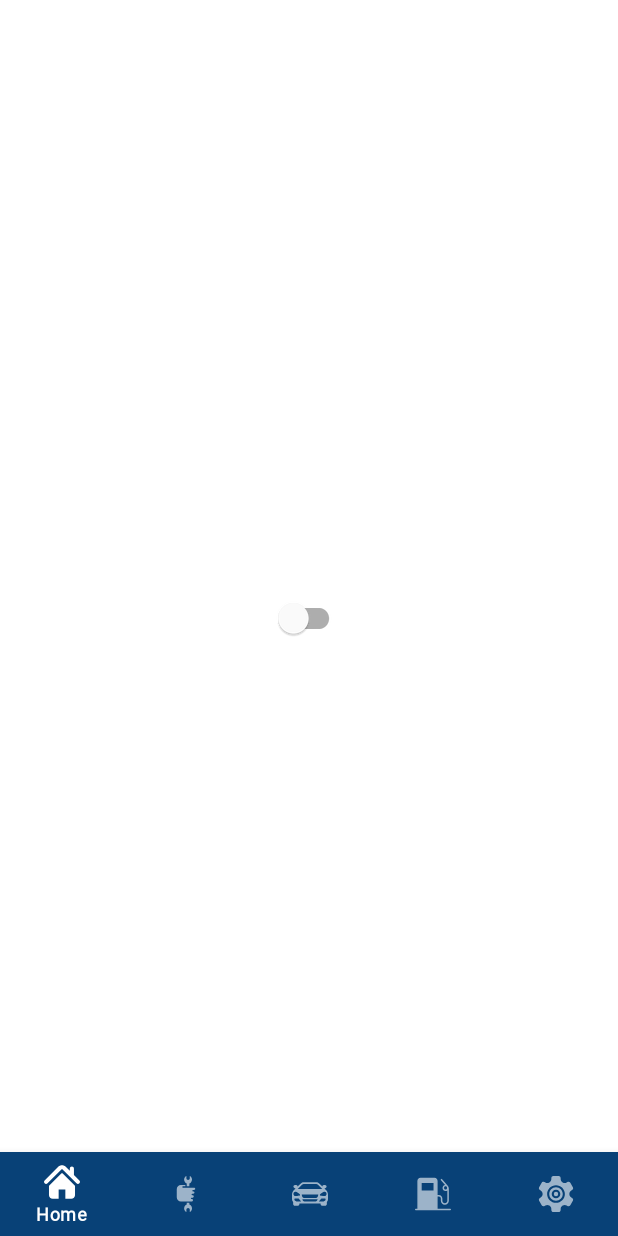
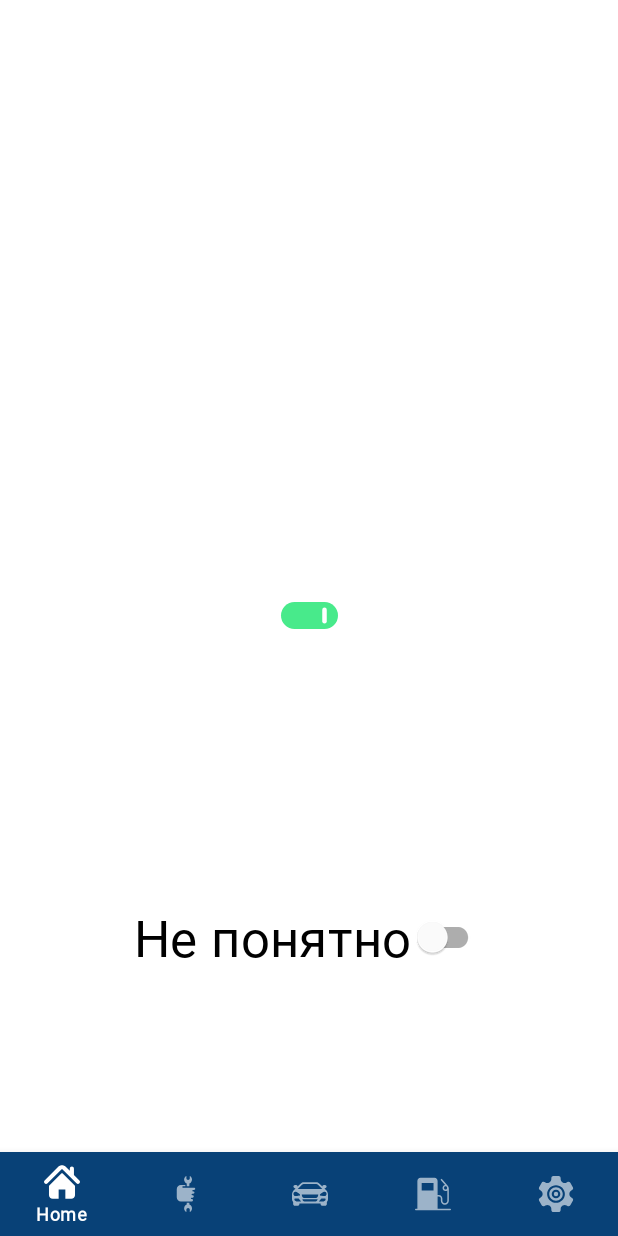
Before and after one commit to muramrr/MeDriver, an Android app: the screen it shows after launch (MainActivity), on a phone screen of 412 x 824 dp. Run offline under Robolectric (Android 15) with nearby library versions, the phone set to English and light mode, and no system bars; our stand-ins replace Dagger/Hilt's generated code, data binding; 1 statement that could not run was skipped.

Commit message:
added custom Switcher.kt

```diff
--- a/app/src/main/java/com/mmdev/me/driver/presentation/MainActivity.kt
+++ b/app/src/main/java/com/mmdev/me/driver/presentation/MainActivity.kt
@@ -1,7 +1,7 @@
 /*
  * Created by Andrii Kovalchuk
  * Copyright (c) 2020. All rights reserved.
- * Last modified 27.07.20 20:38
+ * Last modified 28.07.20 21:05
  *
  * This Source Code Form is subject to the terms of the Mozilla Public
  * License, v. 2.0. If a copy of the MPL was not distributed with this
@@ -37,7 +37,7 @@ class MainActivity: AppCompatActivity() {
 		val binding = ActivityMainBinding.inflate(layoutInflater)
 		setContentView(binding.root)
 
-		binding.switcher.setOnCheckedChangeListener { _, b ->
+		binding.switcher.setOnCheckedChangeListener { b ->
 			if (b) ThemeHelper.applyTheme(ThemeHelper.ThemeMode.DARK_MODE)
 			else ThemeHelper.applyTheme(ThemeHelper.ThemeMode.LIGHT_MODE)
 		}
--- /dev/null
+++ b/app/src/main/java/com/mmdev/me/driver/presentation/ui/custom/components/Switcher.kt
@@ -0,0 +1,353 @@
+/*
+ * Created by Andrii Kovalchuk
+ * Copyright (c) 2020. All rights reserved.
+ * Last modified 28.07.20 21:01
+ *
+ * This Source Code Form is subject to the terms of the Mozilla Public
+ * License, v. 2.0. If a copy of the MPL was not distributed with this
+ * file, You can obtain one at https://mozilla.org/MPL/2.0/.
+ */
+
+package com.mmdev.me.driver.presentation.ui.custom.components
+
+import android.animation.AnimatorSet
+import android.animation.ArgbEvaluator
+import android.animation.ValueAnimator
+import android.content.Context
+import android.graphics.Canvas
+import android.graphics.Color
+import android.graphics.Paint
+import android.graphics.RectF
+import android.os.Bundle
+import android.os.Parcelable
+import android.util.AttributeSet
+import android.view.View
+import androidx.annotation.ColorInt
+import androidx.core.animation.doOnEnd
+import androidx.core.animation.doOnStart
+import androidx.core.graphics.withTranslation
+import com.mmdev.me.driver.R
+import com.mmdev.me.driver.presentation.ui.custom.components.switcher.BounceInterpolator
+import com.mmdev.me.driver.presentation.utils.lerp
+
+/**
+ *
+ */
+
+class Switcher @JvmOverloads constructor(context: Context, attrs: AttributeSet? = null,
+                                         defStyleAttr: Int = 0) : View(context, attrs, defStyleAttr) {
+
+	companion object {
+		private const val SWITCHER_ANIMATION_DURATION = 800L
+		private const val COLOR_ANIMATION_DURATION = 300L
+		private const val TRANSLATE_ANIMATION_DURATION = 200L
+		private const val ON_CLICK_RADIUS_OFFSET = 2f
+		private const val BOUNCE_ANIM_AMPLITUDE_IN = 0.2
+		private const val BOUNCE_ANIM_AMPLITUDE_OUT = 0.15
+		private const val BOUNCE_ANIM_FREQUENCY_IN = 14.5
+		private const val BOUNCE_ANIM_FREQUENCY_OUT = 12.0
+
+		private const val STATE = "switch_state"
+		private const val KEY_CHECKED = "checked"
+	}
+
+
+	private var iconRadius = 0f
+	private var iconClipRadius = 0f
+	private var iconCollapsedWidth = 0f
+	private var defHeight = 0
+	private var defWidth = 0
+	private var isChecked = true
+
+
+	@ColorInt
+	private var onColor = 0
+	@ColorInt
+	private var offColor = 0
+	@ColorInt
+	private var iconColor = 0
+
+	private val switcherPaint = Paint(Paint.ANTI_ALIAS_FLAG)
+
+	private val iconRect = RectF(0f, 0f, 0f, 0f)
+	private val iconClipRect = RectF(0f, 0f, 0f, 0f)
+	private val iconPaint = Paint(Paint.ANTI_ALIAS_FLAG)
+
+	private val iconClipPaint = Paint(Paint.ANTI_ALIAS_FLAG)
+
+	private var animatorSet: AnimatorSet? = AnimatorSet()
+
+	private var shadowOffset = 0f
+
+	@ColorInt
+	private var currentColor = 0
+		set(value) {
+			field = value
+			switcherPaint.color = value
+			iconClipPaint.color = value
+		}
+
+	private var switchElevation = 0f
+	private var iconHeight = 0f
+
+	private var iconProgress = 0f
+		set(value) {
+			if (field != value) {
+				field = value
+
+				val iconOffset = lerp(0f, iconRadius - iconCollapsedWidth / 2, value)
+				iconRect.left = width - switcherCornerRadius - iconCollapsedWidth / 2 - iconOffset
+				iconRect.right = width - switcherCornerRadius + iconCollapsedWidth / 2 + iconOffset
+
+				val clipOffset = lerp(0f, iconClipRadius, value)
+				iconClipRect.set(
+						iconRect.centerX() - clipOffset,
+						iconRect.centerY() - clipOffset,
+						iconRect.centerX() + clipOffset,
+						iconRect.centerY() + clipOffset
+				)
+				postInvalidateOnAnimation()
+			}
+		}
+
+	private val switcherRect = RectF(0f, 0f, 0f, 0f)
+	private var switcherCornerRadius = 0f
+
+	private var iconTranslateX = 0f
+
+	private var onClickOffset = 0f
+		set(value) {
+			field = value
+			switcherRect.left = value + shadowOffset
+			switcherRect.top = value + shadowOffset / 2
+			switcherRect.right = width.toFloat() - value - shadowOffset
+			switcherRect.bottom = height.toFloat() - value - shadowOffset - shadowOffset / 2
+			invalidate()
+		}
+
+
+
+
+	init {
+		attrs?.let { retrieveAttributes(attrs, defStyleAttr) }
+		setOnClickListener { setChecked(!isChecked) }
+	}
+
+	private fun retrieveAttributes(attrs: AttributeSet, defStyleAttr: Int) {
+		val typedArray = context.obtainStyledAttributes(
+				attrs,
+				R.styleable.Switcher,
+				defStyleAttr,
+				R.style.Switcher
+		)
+
+		switchElevation = typedArray.getDimension(R.styleable.Switcher_elevation, 0f)
+
+		onColor = typedArray.getColor(R.styleable.Switcher_switcher_on_color,
+		                              Color.parseColor("#48ea8b"))
+
+		offColor = typedArray.getColor(R.styleable.Switcher_switcher_off_color,
+		                               Color.parseColor("#ff4651"))
+
+		iconColor = typedArray.getColor(R.styleable.Switcher_switcher_icon_color, Color.WHITE)
+
+		isChecked = typedArray.getBoolean(R.styleable.Switcher_android_checked, true)
+
+		if (!isChecked) iconProgress = 1f
+
+		currentColor = if (isChecked) onColor else offColor
+
+		iconPaint.color = iconColor
+
+		defHeight = typedArray.getDimensionPixelOffset(R.styleable.Switcher_switcher_height, 0)
+		defWidth = typedArray.getDimensionPixelOffset(R.styleable.Switcher_switcher_width, 0)
+
+		typedArray.recycle()
+
+	}
+
+	override fun onMeasure(widthMeasureSpec: Int, heightMeasureSpec: Int) {
+		val widthMode = MeasureSpec.getMode(widthMeasureSpec)
+		var width = MeasureSpec.getSize(widthMeasureSpec)
+		val heightMode = MeasureSpec.getMode(heightMeasureSpec)
+		var height = MeasureSpec.getSize(heightMeasureSpec)
+
+		if (widthMode != MeasureSpec.EXACTLY || heightMode != MeasureSpec.EXACTLY) {
+			width = defWidth
+			height = defHeight
+		}
+
+		setMeasuredDimension(width, height)
+	}
+
+	override fun onSizeChanged(w: Int, h: Int, oldw: Int, oldh: Int) {
+
+		shadowOffset = switchElevation
+		iconTranslateX = -shadowOffset
+		switcherRect.left = shadowOffset
+		switcherRect.top = shadowOffset / 2
+		switcherRect.right = width.toFloat() - shadowOffset
+		switcherRect.bottom = height.toFloat() - shadowOffset - shadowOffset / 2
+
+		switcherCornerRadius = (height - shadowOffset * 2) / 2f
+
+		iconRadius = switcherCornerRadius * 0.6f
+		iconClipRadius = iconRadius / 2.25f
+		iconCollapsedWidth = iconRadius - iconClipRadius
+
+		iconHeight = iconRadius * 2f
+
+		iconRect.set(
+				width - switcherCornerRadius - iconCollapsedWidth / 2,
+				((height - iconHeight) / 2f) - shadowOffset / 2,
+				width - switcherCornerRadius + iconCollapsedWidth / 2,
+				(height - (height - iconHeight) / 2f) - shadowOffset / 2
+		)
+
+		if (!isChecked) {
+			iconRect.left =
+				width - switcherCornerRadius - iconCollapsedWidth / 2 - (iconRadius - iconCollapsedWidth / 2)
+			iconRect.right =
+				width - switcherCornerRadius + iconCollapsedWidth / 2 + (iconRadius - iconCollapsedWidth / 2)
+
+			iconClipRect.set(
+					iconRect.centerX() - iconClipRadius,
+					iconRect.centerY() - iconClipRadius,
+					iconRect.centerX() + iconClipRadius,
+					iconRect.centerY() + iconClipRadius
+			)
+
+			iconTranslateX = -(width - shadowOffset - switcherCornerRadius * 2)
+		}
+
+	}
+
+	override fun onDraw(canvas: Canvas?) {
+		// switcher
+		canvas?.drawRoundRect(switcherRect, switcherCornerRadius, switcherCornerRadius, switcherPaint)
+
+		// icon
+		canvas?.withTranslation(x = iconTranslateX) {
+			drawRoundRect(iconRect, switcherCornerRadius, switcherCornerRadius, iconPaint)
+			/* don't draw clip path if icon is collapsed (to prevent drawing small circle
+			on rounded rect when switch is isChecked)*/
+			if (iconClipRect.width() > iconCollapsedWidth)
+				drawRoundRect(iconClipRect, iconRadius, iconRadius, iconClipPaint)
+		}
+	}
+
+	private fun animateSwitch() {
+		animatorSet?.cancel()
+		animatorSet = AnimatorSet()
+
+		onClickOffset = ON_CLICK_RADIUS_OFFSET
+
+		var amplitude = BOUNCE_ANIM_AMPLITUDE_IN
+		var frequency = BOUNCE_ANIM_FREQUENCY_IN
+		var iconTranslateA = 0f
+		var iconTranslateB = -(width - shadowOffset - switcherCornerRadius * 2)
+		var newProgress = 1f
+
+		if (isChecked) {
+			amplitude = BOUNCE_ANIM_AMPLITUDE_OUT
+			frequency = BOUNCE_ANIM_FREQUENCY_OUT
+			iconTranslateA = iconTranslateB
+			iconTranslateB = -shadowOffset
+			newProgress = 0f
+		}
+
+		val switcherAnimator = ValueAnimator.ofFloat(iconProgress, newProgress).apply {
+			addUpdateListener { iconProgress = it.animatedValue as Float }
+			interpolator = BounceInterpolator(amplitude, frequency)
+			duration = SWITCHER_ANIMATION_DURATION
+		}
+
+		val translateAnimator = ValueAnimator.ofFloat(0f, 1f).apply {
+			addUpdateListener {
+				val value = it.animatedValue as Float
+				iconTranslateX = lerp(iconTranslateA, iconTranslateB, value)
+			}
+			doOnEnd { onClickOffset = 0f }
+			duration = TRANSLATE_ANIMATION_DURATION
+		}
+
+		val toColor = if (isChecked) onColor else offColor
+
+		iconClipPaint.color = toColor
+
+		val colorAnimator = ValueAnimator().apply {
+			addUpdateListener { currentColor = it.animatedValue as Int }
+			setIntValues(currentColor, toColor)
+			setEvaluator(ArgbEvaluator())
+			duration = COLOR_ANIMATION_DURATION
+		}
+
+		animatorSet?.apply {
+			doOnStart { listener?.invoke(isChecked) }
+			playTogether(switcherAnimator, translateAnimator, colorAnimator)
+			start()
+		}
+	}
+
+	private var listener: ((isChecked: Boolean) -> Unit)? = null
+
+	/**
+	 * Register a callback to be invoked when the isChecked state of this switch
+	 * changes.
+	 *
+	 * @param listener the callback to call on isChecked state change
+	 */
+	fun setOnCheckedChangeListener(listener: (isChecked: Boolean) -> Unit) {
+		this.listener = listener
+	}
+
+	/**
+	 * <p>Changes the isChecked state of this switch.</p>
+	 *
+	 * @param checked true to check the switch, false to uncheck it
+	 * @param withAnimation use animation
+	 */
+	private fun setChecked(checked: Boolean, withAnimation: Boolean = true) {
+		if (this.isChecked != checked) {
+			this.isChecked = checked
+			if (withAnimation && width != 0) {
+				animateSwitch()
+			} else {
+				animatorSet?.cancel()
+				if (!checked) {
+					currentColor = offColor
+					iconProgress = 1f
+					iconTranslateX = -(width - shadowOffset - switcherCornerRadius * 2)
+				} else {
+					currentColor = onColor
+					iconProgress = 0f
+					iconTranslateX = -shadowOffset
+				}
+				listener?.invoke(isChecked)
+			}
+		}
+	}
+
+	override fun onSaveInstanceState(): Parcelable {
+		super.onSaveInstanceState()
+		return Bundle().apply {
+			putBoolean(KEY_CHECKED, isChecked)
+			putParcelable(STATE, super.onSaveInstanceState())
+		}
+	}
+
+	override fun onRestoreInstanceState(state: Parcelable?) {
+		if (state is Bundle) {
+			super.onRestoreInstanceState(state.getParcelable(STATE))
+			isChecked = state.getBoolean(KEY_CHECKED)
+			if (!isChecked) forceUncheck()
+		}
+	}
+
+	private fun forceUncheck() {
+		currentColor = offColor
+		iconProgress = 1f
+		iconTranslateX = -(width - shadowOffset - switcherCornerRadius * 2)
+	}
+
+}
--- a/app/src/main/res/layout/activity_main.xml
+++ b/app/src/main/res/layout/activity_main.xml
@@ -2,7 +2,7 @@
 <!--
   ~ Created by Andrii Kovalchuk
   ~ Copyright (c) 2020. All rights reserved.
-  ~ Last modified 27.07.20 21:24
+  ~ Last modified 28.07.20 20:53
   ~
   ~ This Source Code Form is subject to the terms of the Mozilla Public
   ~ License, v. 2.0. If a copy of the MPL was not distributed with this
@@ -32,12 +32,28 @@
 			app:layout_constraintBottom_toTopOf="@id/bottomNavMain"
 			/>
 
-		<com.google.android.material.switchmaterial.SwitchMaterial
+		<com.mmdev.me.driver.presentation.ui.custom.components.Switcher
 			android:id="@+id/switcher"
 			android:layout_width="wrap_content"
 			android:layout_height="wrap_content"
 
 			app:layout_constraintTop_toTopOf="parent"
+			app:layout_constraintBottom_toBottomOf="parent"
+			app:layout_constraintStart_toStartOf="parent"
+			app:layout_constraintEnd_toEndOf="parent"
+			/>
+
+		<com.google.android.material.switchmaterial.SwitchMaterial
+			android:id="@+id/switcherMaterial"
+			android:layout_width="wrap_content"
+			android:layout_height="wrap_content"
+
+
+			android:text="Не понятно"
+			android:textAppearance="@style/My.TA.Headline4"
+
+
+			app:layout_constraintTop_toBottomOf="@id/switcher"
 			app:layout_constraintBottom_toBottomOf="parent"
 			app:layout_constraintStart_toStartOf="parent"
 			app:layout_constraintEnd_toEndOf="parent"
--- /dev/null
+++ b/app/src/main/res/values/dimens.xml
@@ -0,0 +1,16 @@
+<?xml version="1.0" encoding="utf-8"?>
+<!--
+  ~ Created by Andrii Kovalchuk
+  ~ Copyright (c) 2020. All rights reserved.
+  ~ Last modified 28.07.20 17:23
+  ~
+  ~ This Source Code Form is subject to the terms of the Mozilla Public
+  ~ License, v. 2.0. If a copy of the MPL was not distributed with this
+  ~ file, You can obtain one at https://mozilla.org/MPL/2.0/.
+  -->
+
+<resources>
+	<dimen name="switcher_elevation">4dp</dimen>
+	<dimen name="switcher_height">26dp</dimen>
+	<dimen name="switcher_width">46dp</dimen>
+</resources>
--- a/app/src/main/res/values/styles.xml
+++ b/app/src/main/res/values/styles.xml
@@ -1,7 +1,7 @@
 <!--
   ~ Created by Andrii Kovalchuk
   ~ Copyright (c) 2020. All rights reserved.
-  ~ Last modified 26.07.20 18:55
+  ~ Last modified 28.07.20 21:02
   ~
   ~ This Source Code Form is subject to the terms of the Mozilla Public
   ~ License, v. 2.0. If a copy of the MPL was not distributed with this
@@ -14,4 +14,12 @@
 		<item name="android:textAppearance">@style/My.TA.Body1</item>
 	</style>
 
+	<style name="BaseSwitcher">
+		<item name="switcher_width">@dimen/switcher_width</item>
+		<item name="switcher_height">@dimen/switcher_height</item>
+		<item name="elevation">@dimen/switcher_elevation</item>
+	</style>
+
+	<style name="Switcher" parent="BaseSwitcher"/>
+
 </resources>
```
Also changed, not shown: app/src/main/java/com/mmdev/me/driver/presentation/ui/custom/components/switcher/BounceInterpolator.kt (added, +27 -0 lines), app/src/main/java/com/mmdev/me/driver/presentation/utils/UIExtensions.kt (added, +15 -0 lines), app/src/main/res/values/attrs.xml (added, +22 -0 lines).
